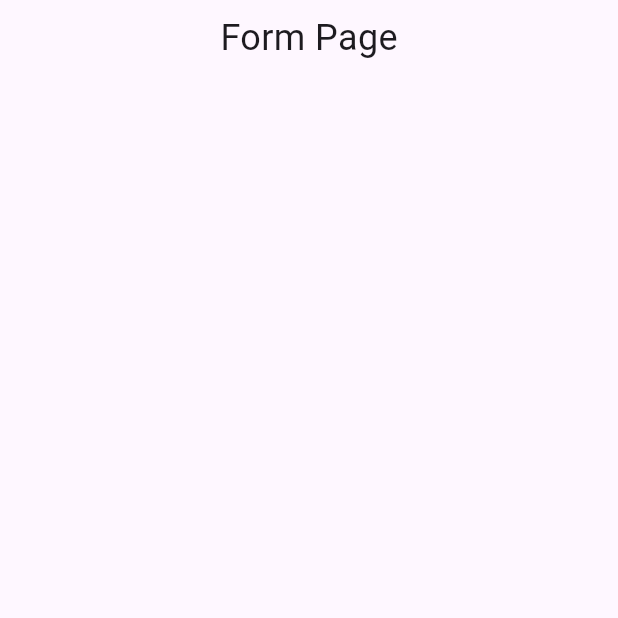
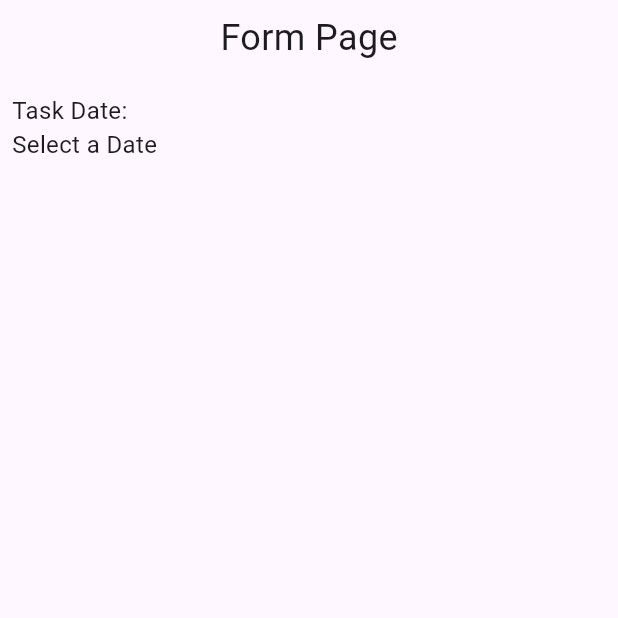
Before and after one commit to MuhammadKhalifRasyidi/TodoApp_0062, a Flutter app: the screen it shows after launch, on a phone screen of 412 x 824 dp, the top half of it. Run offline on Flutter 3.47's test engine with Material 3 defaults, Android fonts, the phone set to English and light mode, and no system bars.

Commit message:
menambahkan tampilan pemilihan tanggal tugas pada Form Page

```diff
--- a/lib/todo_app.dart
+++ b/lib/todo_app.dart
@@ -11,6 +11,9 @@ class TodoPage extends StatefulWidget {
 class _TodoPageState extends State<TodoPage> {
   final TextEditingController namaController = TextEditingController();
   final key = GlobalKey<FormState>();
+  List<Map<String, dynamic>> daftarNama = [];
+  String? selectedDate;
+
 
 
   @override
@@ -28,6 +31,20 @@ class _TodoPageState extends State<TodoPage> {
                   style: TextStyle(fontSize: 24),
                 ),
               ),
+              const SizedBox(height: 20),
+              Row(
+                mainAxisAlignment: MainAxisAlignment.spaceBetween,
+                children: [
+                  Column(
+                    crossAxisAlignment: CrossAxisAlignment.start,
+                    children: [
+                      const Text('Task Date:', style: TextStyle(fontSize: 16)),
+                      Text(selectedDate ?? 'Select a Date',
+                          style: const TextStyle(fontSize: 16)),
+                    ],
+                  ),
+                ],
+              ),
             ],
           ),
         ),
```
